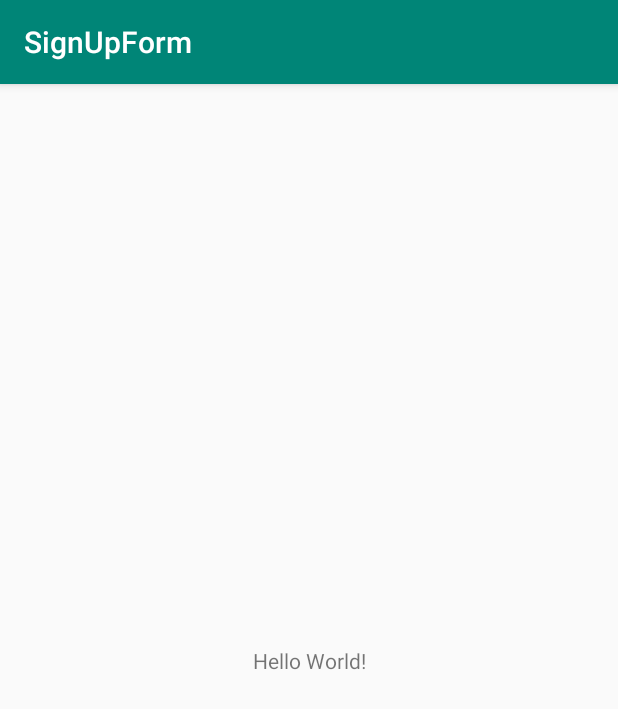
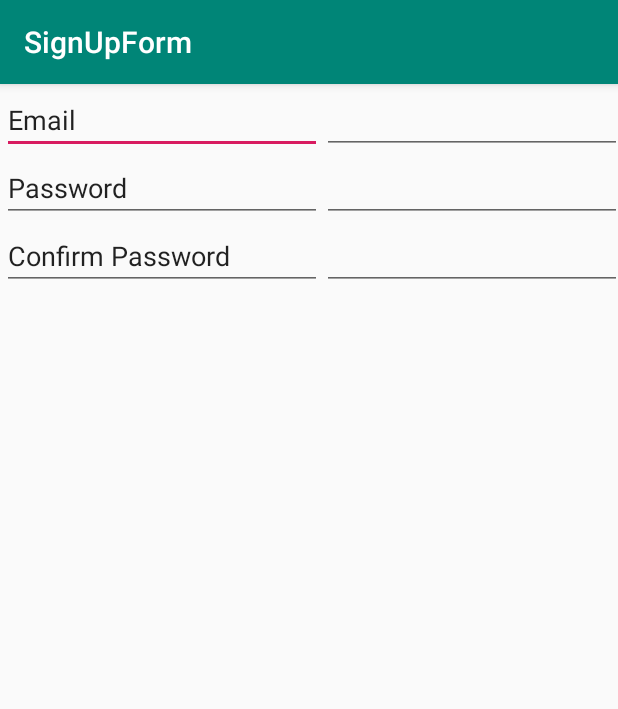
Before and after one commit to ShakeelAlibhai/CIS3515_Project2, an Android app: the screen it shows after launch (FormActivity), on a phone screen of 412 x 824 dp. Shown: the top 709 px of the screen. Run offline under Robolectric (Android 15) with nearby library versions, the phone set to English and light mode, and no system bars.

Commit message:
Add email, password, & password confirmation fields

```diff
--- a/app/src/main/res/layout/activity_main.xml
+++ b/app/src/main/res/layout/activity_main.xml
@@ -6,13 +6,78 @@
     android:layout_height="match_parent"
     tools:context=".FormActivity">
 
-    <TextView
-        android:layout_width="wrap_content"
-        android:layout_height="wrap_content"
-        android:text="Hello World!"
-        app:layout_constraintBottom_toBottomOf="parent"
-        app:layout_constraintLeft_toLeftOf="parent"
-        app:layout_constraintRight_toRightOf="parent"
-        app:layout_constraintTop_toTopOf="parent" />
+    <TableLayout
+        android:layout_width="409dp"
+        android:layout_height="161dp"
+        android:layout_marginStart="1dp"
+        android:layout_marginTop="1dp"
+        app:layout_constraintStart_toStartOf="parent"
+        app:layout_constraintTop_toTopOf="parent">
+
+        <TableRow
+            android:layout_width="match_parent"
+            android:layout_height="match_parent">
+
+            <EditText
+                android:id="@+id/editText4"
+                android:layout_width="wrap_content"
+                android:layout_height="wrap_content"
+                android:ems="10"
+                android:inputType="textPersonName"
+                android:text="Email" />
+
+            <EditText
+                android:id="@+id/editText"
+                android:layout_width="wrap_content"
+                android:layout_height="wrap_content"
+                android:autofillHints=""
+                android:ems="10"
+                android:inputType="textEmailAddress" />
+        </TableRow>
+
+        <TableRow
+            android:layout_width="match_parent"
+            android:layout_height="match_parent">
+
+            <EditText
+                android:id="@+id/editText5"
+                android:layout_width="wrap_content"
+                android:layout_height="wrap_content"
+                android:ems="10"
+                android:inputType="textPersonName"
+                android:text="Password" />
+
+            <EditText
+                android:id="@+id/editText2"
+                android:layout_width="wrap_content"
+                android:layout_height="wrap_content"
+                android:autofillHints=""
+                android:ems="10"
+                android:inputType="textPassword" />
+        </TableRow>
+
+        <TableRow
+            android:layout_width="match_parent"
+            android:layout_height="match_parent">
+
+            <EditText
+                android:id="@+id/editText6"
+                android:layout_width="wrap_content"
+                android:layout_height="wrap_content"
+                android:autofillHints=""
+                android:ems="10"
+                android:inputType="textPersonName"
+                android:text="Confirm Password" />
+
+            <EditText
+                android:id="@+id/editText3"
+                android:layout_width="wrap_content"
+                android:layout_height="wrap_content"
+                android:autofillHints=""
+                android:ems="10"
+                android:inputType="textPassword" />
+        </TableRow>
+
+    </TableLayout>
 
 </androidx.constraintlayout.widget.ConstraintLayout>
```
